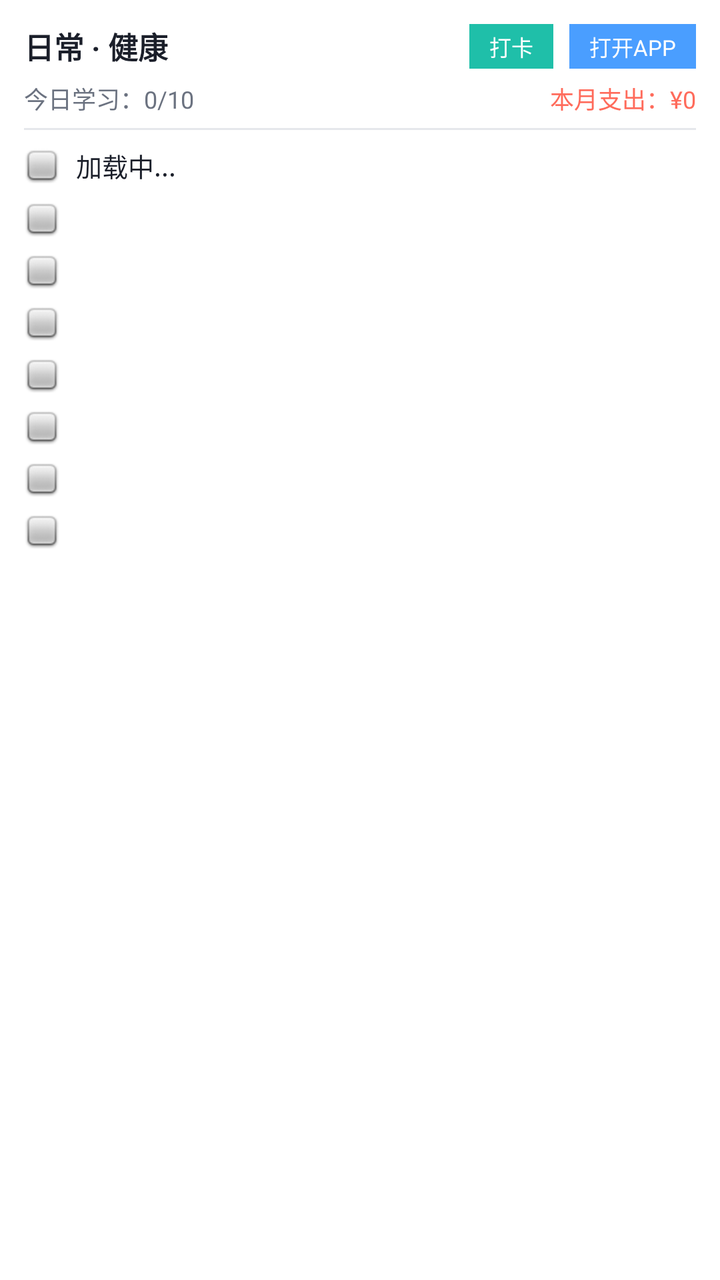
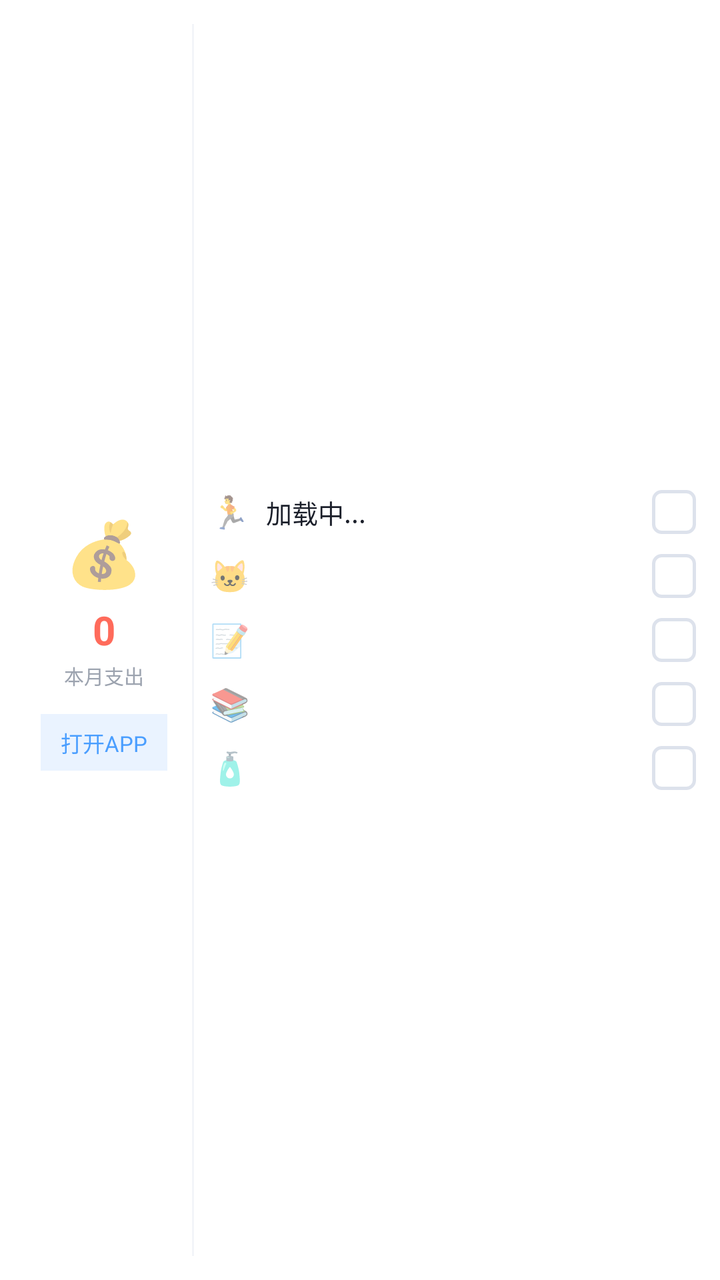

Two renders of the same Android screen: before a commit and after it. Below are the layout's source before the change and the commit's diff.
<!-- AndroidManifest.xml: application theme Theme.AppCompat.Light.NoActionBar -->
<!-- res/layout/widget_health_card.xml -->
<?xml version="1.0" encoding="utf-8"?>
<LinearLayout xmlns:android="http://schemas.android.com/apk/res/android"
    android:layout_width="match_parent"
    android:layout_height="match_parent"
    android:background="#FFFFFF"
    android:padding="12dp"
    android:orientation="vertical">

    
    <LinearLayout
        android:layout_width="match_parent"
        android:layout_height="wrap_content"
        android:orientation="horizontal"
        android:gravity="center_vertical">
        
        <TextView
            android:layout_width="0dp"
            android:layout_weight="1"
            android:layout_height="wrap_content"
            android:text="日常 · 健康"
            android:textColor="#1B1F2A"
            android:textSize="15sp"
            android:textStyle="bold" />

        <TextView
            android:id="@+id/widget_btn_checkin"
            android:layout_width="wrap_content"
            android:layout_height="wrap_content"
            android:text="打卡"
            android:background="#1FBFA9"
            android:paddingLeft="10dp"
            android:paddingRight="10dp"
            android:paddingTop="3dp"
            android:paddingBottom="3dp"
            android:textColor="#FFFFFF"
            android:textSize="11sp"
            android:layout_marginRight="8dp"/>
            
        <TextView
            android:id="@+id/widget_btn_open_app"
            android:layout_width="wrap_content"
            android:layout_height="wrap_content"
            android:text="打开APP"
            android:background="#4A9EFF"
            android:paddingLeft="10dp"
            android:paddingRight="10dp"
            android:paddingTop="3dp"
            android:paddingBottom="3dp"
            android:textColor="#FFFFFF"
            android:textSize="11sp" />
    </LinearLayout>

    <LinearLayout
        android:layout_width="match_parent"
        android:layout_height="wrap_content"
        android:orientation="horizontal"
        android:layout_marginTop="6dp">
        <TextView
            android:id="@+id/widget_progress"
            android:layout_width="0dp"
            android:layout_weight="1"
            android:layout_height="wrap_content"
            android:text="今日学习：0/10"
            android:textColor="#6b7280"
            android:textSize="12sp" />
        <TextView
            android:id="@+id/widget_expense"
            android:layout_width="wrap_content"
            android:layout_height="wrap_content"
            android:text="本月支出：¥0"
            android:textColor="#FF6B5B"
            android:textSize="12sp" />
    </LinearLayout>

    <TextView
        android:layout_width="match_parent"
        android:layout_height="1dp"
        android:background="#E5E7EB"
        android:layout_marginTop="6dp"
        android:layout_marginBottom="4dp" />

    
    <LinearLayout android:id="@+id/widget_item_1_layout" android:layout_width="match_parent" android:layout_height="wrap_content" android:orientation="horizontal" android:gravity="center_vertical" android:paddingTop="4dp" android:paddingBottom="4dp">
        <ImageView android:id="@+id/widget_item_1_check" android:layout_width="18dp" android:layout_height="18dp" android:src="@android:drawable/checkbox_off_background" />
        <TextView android:id="@+id/widget_item_1_text" android:layout_width="0dp" android:layout_weight="1" android:layout_height="wrap_content" android:layout_marginLeft="8dp" android:text="加载中..." android:textColor="#1B1F2A" android:textSize="13sp" />
    </LinearLayout>

    <LinearLayout android:id="@+id/widget_item_2_layout" android:layout_width="match_parent" android:layout_height="wrap_content" android:orientation="horizontal" android:gravity="center_vertical" android:paddingTop="4dp" android:paddingBottom="4dp">
        <ImageView android:id="@+id/widget_item_2_check" android:layout_width="18dp" android:layout_height="18dp" android:src="@android:drawable/checkbox_off_background" />
        <TextView android:id="@+id/widget_item_2_text" android:layout_width="0dp" android:layout_weight="1" android:layout_height="wrap_content" android:layout_marginLeft="8dp" android:text="" android:textColor="#1B1F2A" android:textSize="13sp" />
    </LinearLayout>

    <LinearLayout android:id="@+id/widget_item_3_layout" android:layout_width="match_parent" android:layout_height="wrap_content" android:orientation="horizontal" android:gravity="center_vertical" android:paddingTop="4dp" android:paddingBottom="4dp">
        <ImageView android:id="@+id/widget_item_3_check" android:layout_width="18dp" android:layout_height="18dp" android:src="@android:drawable/checkbox_off_background" />
        <TextView android:id="@+id/widget_item_3_text" android:layout_width="0dp" android:layout_weight="1" android:layout_height="wrap_content" android:layout_marginLeft="8dp" android:text="" android:textColor="#1B1F2A" android:textSize="13sp" />
    </LinearLayout>

    <LinearLayout android:id="@+id/widget_item_4_layout" android:layout_width="match_parent" android:layout_height="wrap_content" android:orientation="horizontal" android:gravity="center_vertical" android:paddingTop="4dp" android:paddingBottom="4dp">
        <ImageView android:id="@+id/widget_item_4_check" android:layout_width="18dp" android:layout_height="18dp" android:src="@android:drawable/checkbox_off_background" />
        <TextView android:id="@+id/widget_item_4_text" android:layout_width="0dp" android:layout_weight="1" android:layout_height="wrap_content" android:layout_marginLeft="8dp" android:text="" android:textColor="#1B1F2A" android:textSize="13sp" />
    </LinearLayout>

    <LinearLayout android:id="@+id/widget_item_5_layout" android:layout_width="match_parent" android:layout_height="wrap_content" android:orientation="horizontal" android:gravity="center_vertical" android:paddingTop="4dp" android:paddingBottom="4dp">
        <ImageView android:id="@+id/widget_item_5_check" android:layout_width="18dp" android:layout_height="18dp" android:src="@android:drawable/checkbox_off_background" />
        <TextView android:id="@+id/widget_item_5_text" android:layout_width="0dp" android:layout_weight="1" android:layout_height="wrap_content" android:layout_marginLeft="8dp" android:text="" android:textColor="#1B1F2A" android:textSize="13sp" />
    </LinearLayout>

    <LinearLayout android:id="@+id/widget_item_6_layout" android:layout_width="match_parent" android:layout_height="wrap_content" android:orientation="horizontal" android:gravity="center_vertical" android:paddingTop="4dp" android:paddingBottom="4dp">
        <ImageView android:id="@+id/widget_item_6_check" android:layout_width="18dp" android:layout_height="18dp" android:src="@android:drawable/checkbox_off_background" />
        <TextView android:id="@+id/widget_item_6_text" android:layout_width="0dp" android:layout_weight="1" android:layout_height="wrap_content" android:layout_marginLeft="8dp" android:text="" android:textColor="#1B1F2A" android:textSize="13sp" />
    </LinearLayout>

    <LinearLayout android:id="@+id/widget_item_7_layout" android:layout_width="match_parent" android:layout_height="wrap_content" android:orientation="horizontal" android:gravity="center_vertical" android:paddingTop="4dp" android:paddingBottom="4dp">
        <ImageView android:id="@+id/widget_item_7_check" android:layout_width="18dp" android:layout_height="18dp" android:src="@android:drawable/checkbox_off_background" />
        <TextView android:id="@+id/widget_item_7_text" android:layout_width="0dp" android:layout_weight="1" android:layout_height="wrap_content" android:layout_marginLeft="8dp" android:text="" android:textColor="#1B1F2A" android:textSize="13sp" />
    </LinearLayout>

    <LinearLayout android:id="@+id/widget_item_8_layout" android:layout_width="match_parent" android:layout_height="wrap_content" android:orientation="horizontal" android:gravity="center_vertical" android:paddingTop="4dp" android:paddingBottom="4dp">
        <ImageView android:id="@+id/widget_item_8_check" android:layout_width="18dp" android:layout_height="18dp" android:src="@android:drawable/checkbox_off_background" />
        <TextView android:id="@+id/widget_item_8_text" android:layout_width="0dp" android:layout_weight="1" android:layout_height="wrap_content" android:layout_marginLeft="8dp" android:text="" android:textColor="#1B1F2A" android:textSize="13sp" />
    </LinearLayout>
</LinearLayout>
<!-- resources referenced by this layout -->
<resources>

</resources>

<!-- the commit's change to res/layout/widget_health_card.xml (unified diff, before → after) -->
@@ -4,119 +4,104 @@
     android:layout_height="match_parent"
     android:background="#FFFFFF"
     android:padding="12dp"
-    android:orientation="vertical">
+    android:orientation="horizontal">
 
     
     <LinearLayout
-        android:layout_width="match_parent"
-        android:layout_height="wrap_content"
-        android:orientation="horizontal"
-        android:gravity="center_vertical">
+        android:layout_width="80dp"
+        android:layout_height="match_parent"
+        android:orientation="vertical"
+        android:gravity="center">
         
         <TextView
-            android:layout_width="0dp"
-            android:layout_weight="1"
+            android:layout_width="wrap_content"
             android:layout_height="wrap_content"
-            android:text="日常 · 健康"
-            android:textColor="#1B1F2A"
-            android:textSize="15sp"
+            android:text="💰"
+            android:textSize="32sp" />
+            
+        <TextView
+            android:id="@+id/widget_expense"
+            android:layout_width="wrap_content"
+            android:layout_height="wrap_content"
+            android:layout_marginTop="4dp"
+            android:text="0"
+            android:textColor="#FF6B5B"
+            android:textSize="20sp"
             android:textStyle="bold" />
 
         <TextView
-            android:id="@+id/widget_btn_checkin"
             android:layout_width="wrap_content"
             android:layout_height="wrap_content"
-            android:text="打卡"
-            android:background="#1FBFA9"
-            android:paddingLeft="10dp"
-            android:paddingRight="10dp"
-            android:paddingTop="3dp"
-            android:paddingBottom="3dp"
-            android:textColor="#FFFFFF"
-            android:textSize="11sp"
-            android:layout_marginRight="8dp"/>
-            
+            android:layout_marginTop="2dp"
+            android:text="本月支出"
+            android:textColor="#9CA3AF"
+            android:textSize="10sp" />
+
         <TextView
             android:id="@+id/widget_btn_open_app"
             android:layout_width="wrap_content"
             android:layout_height="wrap_content"
+            android:layout_marginTop="12dp"
             android:text="打开APP"
-            android:background="#4A9EFF"
+            android:background="#EAF3FF"
             android:paddingLeft="10dp"
             android:paddingRight="10dp"
-            android:paddingTop="3dp"
-            android:paddingBottom="3dp"
-            android:textColor="#FFFFFF"
+            android:paddingTop="6dp"
+            android:paddingBottom="6dp"
+            android:textColor="#4A9EFF"
             android:textSize="11sp" />
     </LinearLayout>
 
+    
     <LinearLayout
-        android:layout_width="match_parent"
-        android:layout_height="wrap_content"
-        android:orientation="horizontal"
-        android:layout_marginTop="6dp">
-        <TextView
-            android:id="@+id/widget_progress"
-            android:layout_width="0dp"
-            android:layout_weight="1"
-            android:layout_height="wrap_content"
-            android:text="今日学习：0/10"
-            android:textColor="#6b7280"
-            android:textSize="12sp" />
-        <TextView
-            android:id="@+id/widget_expense"
-            android:layout_width="wrap_content"
-            android:layout_height="wrap_content"
-            android:text="本月支出：¥0"
-            android:textColor="#FF6B5B"
-            android:textSize="12sp" />
-    </LinearLayout>
-
-    <TextView
-        android:layout_width="match_parent"
-        android:layout_height="1dp"
-        android:background="#E5E7EB"
-        android:layout_marginTop="6dp"
-        android:layout_marginBottom="4dp" />
+        android:layout_width="1dp"
+        android:layout_height="match_parent"
+        android:background="#F3F5F9"
+        android:layout_marginLeft="4dp"
+        android:layout_marginRight="8dp" />
 
     
-    <LinearLayout android:id="@+id/widget_item_1_layout" android:layout_width="match_parent" android:layout_height="wrap_content" android:orientation="horizontal" android:gravity="center_vertical" android:paddingTop="4dp" android:paddingBottom="4dp">
-        <ImageView android:id="@+id/widget_item_1_check" android:layout_width="18dp" android:layout_height="18dp" android:src="@android:drawable/checkbox_off_background" />
-        <TextView android:id="@+id/widget_item_1_text" android:layout_width="0dp" android:layout_weight="1" android:layout_height="wrap_content" android:layout_marginLeft="8dp" android:text="加载中..." android:textColor="#1B1F2A" android:textSize="13sp" />
-    </LinearLayout>
+    <LinearLayout
+        android:layout_width="0dp"
+        android:layout_weight="1"
+        android:layout_height="match_parent"
+        android:orientation="vertical"
+        android:gravity="center_vertical">
 
-    <LinearLayout android:id="@+id/widget_item_2_layout" android:layout_width="match_parent" android:layout_height="wrap_content" android:orientation="horizontal" android:gravity="center_vertical" android:paddingTop="4dp" android:paddingBottom="4dp">
-        <ImageView android:id="@+id/widget_item_2_check" android:layout_width="18dp" android:layout_height="18dp" android:src="@android:drawable/checkbox_off_background" />
-        <TextView android:id="@+id/widget_item_2_text" android:layout_width="0dp" android:layout_weight="1" android:layout_height="wrap_content" android:layout_marginLeft="8dp" android:text="" android:textColor="#1B1F2A" android:textSize="13sp" />
-    </LinearLayout>
+        
+        <LinearLayout android:id="@+id/widget_item_1_layout" android:layout_width="match_parent" android:layout_height="wrap_content" android:orientation="horizontal" android:gravity="center_vertical" android:paddingTop="5dp" android:paddingBottom="5dp">
+            <TextView android:id="@+id/widget_item_1_icon" android:layout_width="wrap_content" android:layout_height="wrap_content" android:text="🏃" android:textSize="16sp" android:layout_marginRight="8dp" />
+            <TextView android:id="@+id/widget_item_1_text" android:layout_width="0dp" android:layout_weight="1" android:layout_height="wrap_content" android:text="加载中..." android:textColor="#1B1F2A" android:textSize="13sp" android:singleLine="true" android:ellipsize="end" />
+            <ImageView android:id="@+id/widget_item_1_check" android:layout_width="22dp" android:layout_height="22dp" android:src="@drawable/widget_checkbox_bg" />
+        </LinearLayout>
 
-    <LinearLayout android:id="@+id/widget_item_3_layout" android:layout_width="match_parent" android:layout_height="wrap_content" android:orientation="horizontal" android:gravity="center_vertical" android:paddingTop="4dp" android:paddingBottom="4dp">
-        <ImageView android:id="@+id/widget_item_3_check" android:layout_width="18dp" android:layout_height="18dp" android:src="@android:drawable/checkbox_off_background" />
-        <TextView android:id="@+id/widget_item_3_text" android:layout_width="0dp" android:layout_weight="1" android:layout_height="wrap_content" android:layout_marginLeft="8dp" android:text="" android:textColor="#1B1F2A" android:textSize="13sp" />
-    </LinearLayout>
+        
+        <LinearLayout android:id="@+id/widget_item_2_layout" android:layout_width="match_parent" android:layout_height="wrap_content" android:orientation="horizontal" android:gravity="center_vertical" android:paddingTop="5dp" android:paddingBottom="5dp">
+            <TextView android:id="@+id/widget_item_2_icon" android:layout_width="wrap_content" android:layout_height="wrap_content" android:text="🐱" android:textSize="16sp" android:layout_marginRight="8dp" />
+            <TextView android:id="@+id/widget_item_2_text" android:layout_width="0dp" android:layout_weight="1" android:layout_height="wrap_content" android:text="" android:textColor="#1B1F2A" android:textSize="13sp" android:singleLine="true" android:ellipsize="end" />
+            <ImageView android:id="@+id/widget_item_2_check" android:layout_width="22dp" android:layout_height="22dp" android:src="@drawable/widget_checkbox_bg" />
+        </LinearLayout>
 
-    <LinearLayout android:id="@+id/widget_item_4_layout" android:layout_width="match_parent" android:layout_height="wrap_content" android:orientation="horizontal" android:gravity="center_vertical" android:paddingTop="4dp" android:paddingBottom="4dp">
-        <ImageView android:id="@+id/widget_item_4_check" android:layout_width="18dp" android:layout_height="18dp" android:src="@android:drawable/checkbox_off_background" />
-        <TextView android:id="@+id/widget_item_4_text" android:layout_width="0dp" android:layout_weight="1" android:layout_height="wrap_content" android:layout_marginLeft="8dp" android:text="" android:textColor="#1B1F2A" android:textSize="13sp" />
-    </LinearLayout>
+        
+        <LinearLayout android:id="@+id/widget_item_3_layout" android:layout_width="match_parent" android:layout_height="wrap_content" android:orientation="horizontal" android:gravity="center_vertical" android:paddingTop="5dp" android:paddingBottom="5dp">
+            <TextView android:id="@+id/widget_item_3_icon" android:layout_width="wrap_content" android:layout_height="wrap_content" android:text="📝" android:textSize="16sp" android:layout_marginRight="8dp" />
+            <TextView android:id="@+id/widget_item_3_text" android:layout_width="0dp" android:layout_weight="1" android:layout_height="wrap_content" android:text="" android:textColor="#1B1F2A" android:textSize="13sp" android:singleLine="true" android:ellipsize="end" />
+            <ImageView android:id="@+id/widget_item_3_check" android:layout_width="22dp" android:layout_height="22dp" android:src="@drawable/widget_checkbox_bg" />
+        </LinearLayout>
 
-    <LinearLayout android:id="@+id/widget_item_5_layout" android:layout_width="match_parent" android:layout_height="wrap_content" android:orientation="horizontal" android:gravity="center_vertical" android:paddingTop="4dp" android:paddingBottom="4dp">
-        <ImageView android:id="@+id/widget_item_5_check" android:layout_width="18dp" android:layout_height="18dp" android:src="@android:drawable/checkbox_off_background" />
-        <TextView android:id="@+id/widget_item_5_text" android:layout_width="0dp" android:layout_weight="1" android:layout_height="wrap_content" android:layout_marginLeft="8dp" android:text="" android:textColor="#1B1F2A" android:textSize="13sp" />
-    </LinearLayout>
+        
+        <LinearLayout android:id="@+id/widget_item_4_layout" android:layout_width="match_parent" android:layout_height="wrap_content" android:orientation="horizontal" android:gravity="center_vertical" android:paddingTop="5dp" android:paddingBottom="5dp">
+            <TextView android:id="@+id/widget_item_4_icon" android:layout_width="wrap_content" android:layout_height="wrap_content" android:text="📚" android:textSize="16sp" android:layout_marginRight="8dp" />
+            <TextView android:id="@+id/widget_item_4_text" android:layout_width="0dp" android:layout_weight="1" android:layout_height="wrap_content" android:text="" android:textColor="#1B1F2A" android:textSize="13sp" android:singleLine="true" android:ellipsize="end" />
+            <ImageView android:id="@+id/widget_item_4_check" android:layout_width="22dp" android:layout_height="22dp" android:src="@drawable/widget_checkbox_bg" />
+        </LinearLayout>
 
-    <LinearLayout android:id="@+id/widget_item_6_layout" android:layout_width="match_parent" android:layout_height="wrap_content" android:orientation="horizontal" android:gravity="center_vertical" android:paddingTop="4dp" android:paddingBottom="4dp">
-        <ImageView android:id="@+id/widget_item_6_check" android:layout_width="18dp" android:layout_height="18dp" android:src="@android:drawable/checkbox_off_background" />
-        <TextView android:id="@+id/widget_item_6_text" android:layout_width="0dp" android:layout_weight="1" android:layout_height="wrap_content" android:layout_marginLeft="8dp" android:text="" android:textColor="#1B1F2A" android:textSize="13sp" />
-    </LinearLayout>
+        
+        <LinearLayout android:id="@+id/widget_item_5_layout" android:layout_width="match_parent" android:layout_height="wrap_content" android:orientation="horizontal" android:gravity="center_vertical" android:paddingTop="5dp" android:paddingBottom="5dp">
+            <TextView android:id="@+id/widget_item_5_icon" android:layout_width="wrap_content" android:layout_height="wrap_content" android:text="🧴" android:textSize="16sp" android:layout_marginRight="8dp" />
+            <TextView android:id="@+id/widget_item_5_text" android:layout_width="0dp" android:layout_weight="1" android:layout_height="wrap_content" android:text="" android:textColor="#1B1F2A" android:textSize="13sp" android:singleLine="true" android:ellipsize="end" />
+            <ImageView android:id="@+id/widget_item_5_check" android:layout_width="22dp" android:layout_height="22dp" android:src="@drawable/widget_checkbox_bg" />
+        </LinearLayout>
 
-    <LinearLayout android:id="@+id/widget_item_7_layout" android:layout_width="match_parent" android:layout_height="wrap_content" android:orientation="horizontal" android:gravity="center_vertical" android:paddingTop="4dp" android:paddingBottom="4dp">
-        <ImageView android:id="@+id/widget_item_7_check" android:layout_width="18dp" android:layout_height="18dp" android:src="@android:drawable/checkbox_off_background" />
-        <TextView android:id="@+id/widget_item_7_text" android:layout_width="0dp" android:layout_weight="1" android:layout_height="wrap_content" android:layout_marginLeft="8dp" android:text="" android:textColor="#1B1F2A" android:textSize="13sp" />
-    </LinearLayout>
-
-    <LinearLayout android:id="@+id/widget_item_8_layout" android:layout_width="match_parent" android:layout_height="wrap_content" android:orientation="horizontal" android:gravity="center_vertical" android:paddingTop="4dp" android:paddingBottom="4dp">
-        <ImageView android:id="@+id/widget_item_8_check" android:layout_width="18dp" android:layout_height="18dp" android:src="@android:drawable/checkbox_off_background" />
-        <TextView android:id="@+id/widget_item_8_text" android:layout_width="0dp" android:layout_weight="1" android:layout_height="wrap_content" android:layout_marginLeft="8dp" android:text="" android:textColor="#1B1F2A" android:textSize="13sp" />
     </LinearLayout>
 </LinearLayout>
<!-- resource entries referenced after the edit -->
@@ -1,5 +1,12 @@
 <!-- resources referenced by this layout -->
 <resources>
-
+  <!-- drawable widget_checkbox_bg (drawable) -->
+  <?xml version="1.0" encoding="utf-8"?>
+  <shape xmlns:android="http://schemas.android.com/apk/res/android"
+      android:shape="rectangle">
+      <solid android:color="#FFFFFF" />
+      <stroke android:width="1.5dp" android:color="#DDE2EC" />
+      <corners android:radius="4dp" />
+  </shape>
 </resources>
 
